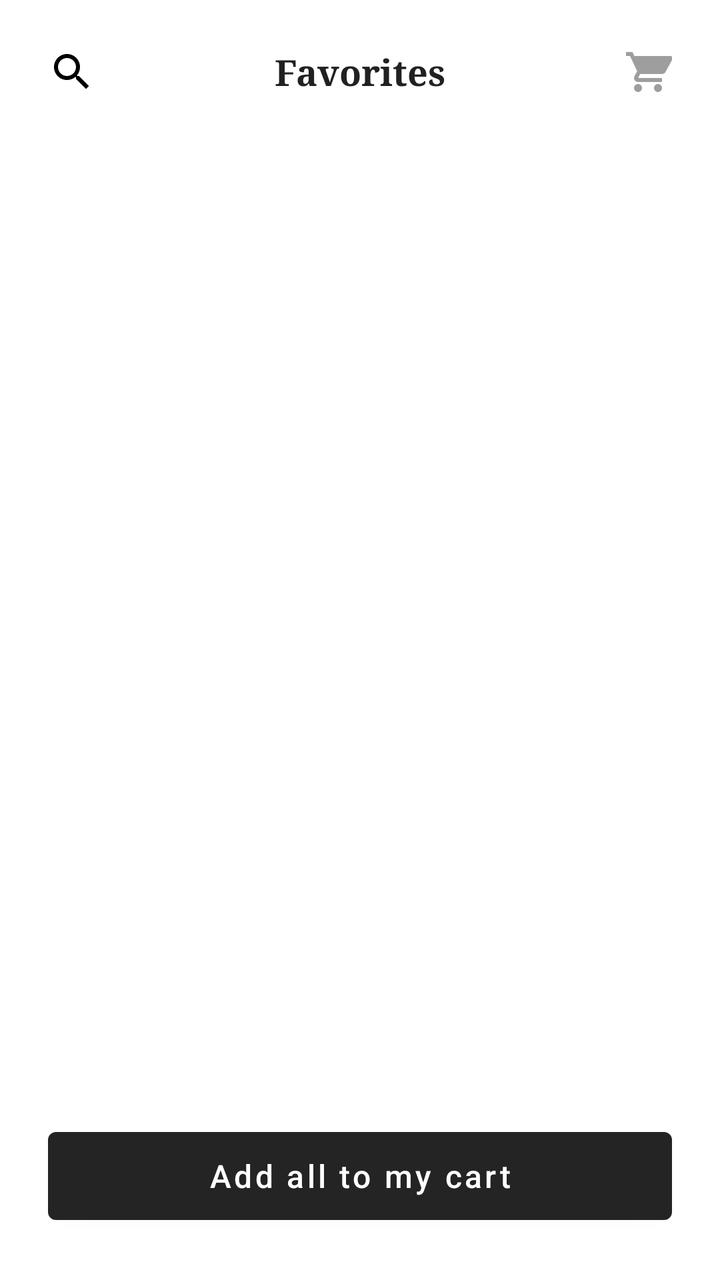
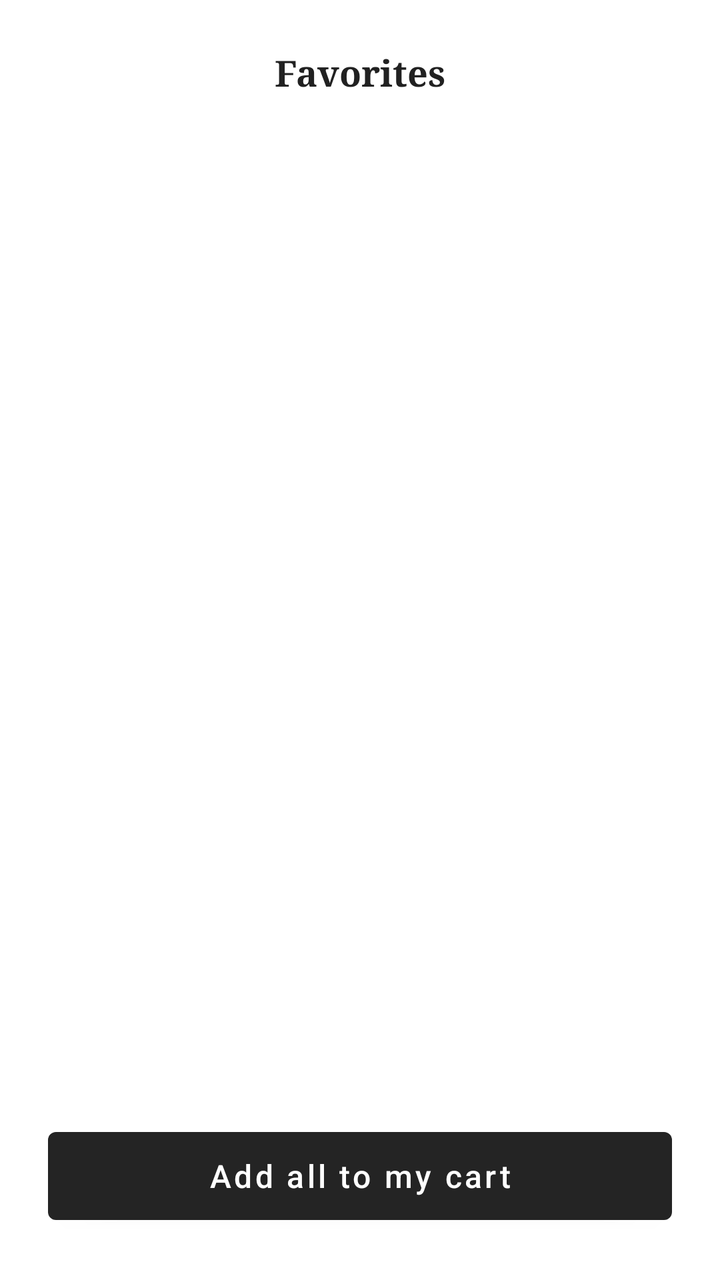

Screens rendered from an Android XML layout before and after an edit, with the pre-edit source and the edit as a unified diff.
<!-- AndroidManifest.xml: application theme Theme.Furniture -->
<!-- res/layout/fragment_favorite.xml -->
<?xml version="1.0" encoding="utf-8"?>
<androidx.constraintlayout.widget.ConstraintLayout xmlns:android="http://schemas.android.com/apk/res/android"
    xmlns:app="http://schemas.android.com/apk/res-auto"
    xmlns:tools="http://schemas.android.com/tools"
    android:layout_width="match_parent"
    android:layout_height="match_parent"
    android:background="@color/white"
    tools:context=".ui.FavoriteFragment">

    
    <ImageView
        android:id="@+id/img_search"
        android:layout_width="24dp"
        android:layout_height="24dp"
        android:layout_marginStart="24dp"
        android:layout_marginTop="24dp"
        android:src="@drawable/ic_search"
        app:layout_constraintStart_toStartOf="parent"
        app:layout_constraintTop_toTopOf="parent" />

    <TextView
        android:id="@+id/tv_title"
        android:layout_width="wrap_content"
        android:layout_height="wrap_content"
        android:text="Favorites"
        android:textColor="#212121"
        android:textSize="18sp"
        android:textStyle="bold"
        android:fontFamily="serif"
        app:layout_constraintBottom_toBottomOf="@id/img_search"
        app:layout_constraintEnd_toEndOf="parent"
        app:layout_constraintStart_toStartOf="parent"
        app:layout_constraintTop_toTopOf="@id/img_search" />

    <ImageView
        android:id="@+id/img_cart"
        android:layout_width="24dp"
        android:layout_height="24dp"
        android:layout_marginEnd="24dp"
        android:src="@drawable/ic_cart"
        app:layout_constraintBottom_toBottomOf="@id/img_search"
        app:layout_constraintEnd_toEndOf="parent"
        app:layout_constraintTop_toTopOf="@id/img_search" />

    
    <androidx.recyclerview.widget.RecyclerView
        android:id="@+id/rv_favorites"
        android:layout_width="0dp"
        android:layout_height="0dp"
        android:layout_marginTop="24dp"
        android:layout_marginBottom="16dp"
        android:clipToPadding="false"
        tools:listitem="@layout/item_favorite"
        tools:itemCount="5"
        app:layout_constraintBottom_toTopOf="@id/btn_add_all"
        app:layout_constraintEnd_toEndOf="parent"
        app:layout_constraintStart_toStartOf="parent"
        app:layout_constraintTop_toBottomOf="@id/img_search" />

    
    <TextView
        android:id="@+id/tv_favorite_empty"
        android:layout_width="wrap_content"
        android:layout_height="wrap_content"
        android:gravity="center"
        android:text="Belum ada produk favorit."
        android:textColor="#808080"
        android:visibility="gone"
        app:layout_constraintBottom_toBottomOf="parent"
        app:layout_constraintEnd_toEndOf="parent"
        app:layout_constraintStart_toStartOf="parent"
        app:layout_constraintTop_toTopOf="parent" />

    
    <com.google.android.material.button.MaterialButton
        android:id="@+id/btn_add_all"
        android:layout_width="0dp"
        android:layout_height="56dp"
        android:layout_marginStart="24dp"
        android:layout_marginEnd="24dp"
        android:layout_marginBottom="24dp"
        app:backgroundTint="#242424"
        app:cornerRadius="4dp"
        app:elevation="0dp"
        style="@style/Widget.MaterialComponents.Button"
        android:text="Add all to my cart"
        android:textAllCaps="false"
        android:textColor="@color/white"
        android:textSize="16sp"
        app:layout_constraintBottom_toBottomOf="parent"
        app:layout_constraintEnd_toEndOf="parent"
        app:layout_constraintStart_toStartOf="parent" />

</androidx.constraintlayout.widget.ConstraintLayout>
<!-- res/layout/item_favorite.xml (included above) -->
<?xml version="1.0" encoding="utf-8"?>
<androidx.constraintlayout.widget.ConstraintLayout xmlns:android="http://schemas.android.com/apk/res/android"
    xmlns:app="http://schemas.android.com/apk/res-auto"
    android:layout_width="match_parent"
    android:layout_height="wrap_content"
    android:layout_marginBottom="16dp"
    android:paddingStart="24dp"
    android:paddingEnd="24dp">

    
    <androidx.cardview.widget.CardView
        android:id="@+id/cv_image"
        android:layout_width="100dp"
        android:layout_height="100dp"
        app:cardCornerRadius="16dp"
        app:cardElevation="0dp"
        app:layout_constraintStart_toStartOf="parent"
        app:layout_constraintTop_toTopOf="parent">

        <ImageView
            android:id="@+id/img_favorite_product"
            android:layout_width="match_parent"
            android:layout_height="match_parent"
            android:scaleType="centerCrop"
            android:src="@drawable/ic_image_placeholder" />
    </androidx.cardview.widget.CardView>

    
    <TextView
        android:id="@+id/tv_favorite_name"
        android:layout_width="0dp"
        android:layout_height="wrap_content"
        android:layout_marginStart="16dp"
        android:layout_marginEnd="8dp"
        android:text="Coffee Table"
        android:textColor="#808080"
        android:textSize="14sp"
        app:layout_constraintEnd_toStartOf="@id/btn_remove_favorite"
        app:layout_constraintStart_toEndOf="@id/cv_image"
        app:layout_constraintTop_toTopOf="@id/cv_image" />

    
    <TextView
        android:id="@+id/tv_favorite_price"
        android:layout_width="0dp"
        android:layout_height="wrap_content"
        android:layout_marginStart="16dp"
        android:layout_marginTop="4dp"
        android:text="$ 50.00"
        android:textColor="#212121"
        android:textSize="16sp"
        android:textStyle="bold"
        app:layout_constraintEnd_toStartOf="@id/btn_remove_favorite"
        app:layout_constraintStart_toEndOf="@id/cv_image"
        app:layout_constraintTop_toBottomOf="@id/tv_favorite_name" />

    
    <ImageButton
        android:id="@+id/btn_remove_favorite"
        android:layout_width="24dp"
        android:layout_height="24dp"
        android:background="?selectableItemBackgroundBorderless"
        android:src="@drawable/ic_close_circle"
        app:layout_constraintEnd_toEndOf="parent"
        app:layout_constraintTop_toTopOf="@id/cv_image" />

    <com.google.android.material.button.MaterialButton
        android:id="@+id/btn_add_to_cart_item"
        android:layout_width="32dp"
        android:layout_height="32dp"
        app:backgroundTint="#F5F5F5"
        app:cornerRadius="8dp"
        app:elevation="0dp"
        app:icon="@drawable/ic_cart"
        app:iconTint="#212121"
        app:iconSize="16dp"
        app:iconGravity="textStart"
        android:insetTop="0dp"
        android:insetBottom="0dp"
        android:paddingStart="8dp"
        android:paddingEnd="8dp"
        style="@style/Widget.MaterialComponents.Button"
        app:layout_constraintBottom_toBottomOf="@id/cv_image"
        app:layout_constraintEnd_toEndOf="parent" />

    
    <View
        android:layout_width="0dp"
        android:layout_height="1dp"
        android:layout_marginTop="16dp"
        android:background="#E0E0E0"
        app:layout_constraintTop_toBottomOf="@id/cv_image"
        app:layout_constraintStart_toStartOf="parent"
        app:layout_constraintEnd_toEndOf="parent" />

</androidx.constraintlayout.widget.ConstraintLayout>
<!-- resources referenced by this layout -->
<resources>
  <color name="white">#FFFFFFFF</color>
  <!-- drawable ic_cart (drawable) -->
  <?xml version="1.0" encoding="utf-8"?>
  <vector xmlns:android="http://schemas.android.com/apk/res/android"
      android:width="24dp"
      android:height="24dp"
      android:viewportWidth="24"
      android:viewportHeight="24">
      <path
          android:fillColor="#9E9E9E"
          android:pathData="M7,18c-1.1,0 -1.99,0.9 -1.99,2S5.9,22 7,22s2,-0.9 2,-2 -0.9,-2 -2,-2zM1,2v2h2l3.6,7.59 -1.35,2.45c-0.16,0.28 -0.25,0.61 -0.25,0.96C5,16.1 5.9,17 7,17h12v-2H7.42c-0.14,0 -0.25,-0.11 -0.25,-0.25l0.03,-0.12 0.9,-1.63H19c0.75,0 1.41,-0.41 1.75,-1.03l3.58,-6.49C24.42,4.82 24.08,4 23.25,4H5.21l-0.94,-2H1zM17,18c-1.1,0 -1.99,0.9 -1.99,2S15.9,22 17,22s2,-0.9 2,-2 -0.9,-2 -2,-2z" />
  </vector>
  <!-- drawable ic_close_circle (drawable) -->
  <vector xmlns:android="http://schemas.android.com/apk/res/android"
      android:width="24dp"
      android:height="24dp"
      android:viewportWidth="24"
      android:viewportHeight="24">
      <path
          android:fillColor="#212121"
          android:pathData="M12,2C6.47,2 2,6.47 2,12s4.47,10 10,10 10,-4.47 10,-10S17.53,2 12,2zM12,20c-4.41,0 -8,-3.59 -8,-8s3.59,-8 8,-8 8,3.59 8,8 -3.59,8 -8,8zM15.59,7L12,10.59 8.41,7 7,8.41 10.59,12 7,15.59 8.41,17 12,13.41 15.59,17 17,15.59 13.41,12 17,8.41z"/>
  </vector>
  <!-- drawable ic_image_placeholder (drawable) -->
  <?xml version="1.0" encoding="utf-8"?>
  <vector xmlns:android="http://schemas.android.com/apk/res/android"
      android:width="48dp"
      android:height="48dp"
      android:viewportWidth="24"
      android:viewportHeight="24">
      
      <path
          android:fillColor="#F0F0F0"
          android:pathData="M0,0 L24,0 L24,24 L0,24 Z" />
      
      <path
          android:fillColor="#BDBDBD"
          android:pathData="M21,19V5c0,-1.1 -0.9,-2 -2,-2H5c-1.1,0 -2,0.9 -2,2v14c0,1.1 0.9,2 2,2h14c1.1,0 2,-0.9 2,-2zM8.5,13.5l2.5,3.01L14.5,12l4.5,6H5l3.5,-4.5z" />
  </vector>
  <!-- drawable ic_search (drawable) -->
  <vector xmlns:android="http://schemas.android.com/apk/res/android"
      android:width="24dp"
      android:height="24dp"
      android:viewportWidth="24"
      android:viewportHeight="24"
      android:tint="#000000">
      <path
          android:fillColor="@android:color/white"
          android:pathData="M15.5,14h-0.79l-0.28,-0.27C15.41,12.59 16,11.11 16,9.5 16,5.91 13.09,3 9.5,3S3,5.91 3,9.5 5.91,16 9.5,16c1.61,0 3.09,-0.59 4.23,-1.57l0.27,0.28v0.79l5,4.99L20.49,19l-4.99,-5zM9.5,14C7.01,14 5,11.99 5,9.5S7.01,5 9.5,5 14,7.01 14,9.5 11.99,14 9.5,14z"/>
  </vector>
  <style name="Theme.Furniture" parent="Base.Theme.Furniture" />
  <style name="Base.Theme.Furniture" parent="Theme.Material3.DayNight.NoActionBar">
          
          
      </style>
</resources>

<!-- the commit's change to res/layout/fragment_favorite.xml (unified diff, before → after) -->
@@ -7,40 +7,19 @@
     android:background="@color/white"
     tools:context=".ui.FavoriteFragment">
 
-    
-    <ImageView
-        android:id="@+id/img_search"
-        android:layout_width="24dp"
-        android:layout_height="24dp"
-        android:layout_marginStart="24dp"
-        android:layout_marginTop="24dp"
-        android:src="@drawable/ic_search"
-        app:layout_constraintStart_toStartOf="parent"
-        app:layout_constraintTop_toTopOf="parent" />
-
     <TextView
         android:id="@+id/tv_title"
         android:layout_width="wrap_content"
         android:layout_height="wrap_content"
+        android:layout_marginTop="24dp"
         android:text="Favorites"
         android:textColor="#212121"
         android:textSize="18sp"
         android:textStyle="bold"
         android:fontFamily="serif"
-        app:layout_constraintBottom_toBottomOf="@id/img_search"
         app:layout_constraintEnd_toEndOf="parent"
         app:layout_constraintStart_toStartOf="parent"
-        app:layout_constraintTop_toTopOf="@id/img_search" />
-
-    <ImageView
-        android:id="@+id/img_cart"
-        android:layout_width="24dp"
-        android:layout_height="24dp"
-        android:layout_marginEnd="24dp"
-        android:src="@drawable/ic_cart"
-        app:layout_constraintBottom_toBottomOf="@id/img_search"
-        app:layout_constraintEnd_toEndOf="parent"
-        app:layout_constraintTop_toTopOf="@id/img_search" />
+        app:layout_constraintTop_toTopOf="parent" />
 
     
     <androidx.recyclerview.widget.RecyclerView
@@ -55,7 +34,7 @@
         app:layout_constraintBottom_toTopOf="@id/btn_add_all"
         app:layout_constraintEnd_toEndOf="parent"
         app:layout_constraintStart_toStartOf="parent"
-        app:layout_constraintTop_toBottomOf="@id/img_search" />
+        app:layout_constraintTop_toBottomOf="@id/tv_title" />
 
     
     <TextView
<!-- resource entries referenced after the edit -->
@@ -38,17 +38,6 @@
           android:fillColor="#BDBDBD"
           android:pathData="M21,19V5c0,-1.1 -0.9,-2 -2,-2H5c-1.1,0 -2,0.9 -2,2v14c0,1.1 0.9,2 2,2h14c1.1,0 2,-0.9 2,-2zM8.5,13.5l2.5,3.01L14.5,12l4.5,6H5l3.5,-4.5z" />
   </vector>
-  <!-- drawable ic_search (drawable) -->
-  <vector xmlns:android="http://schemas.android.com/apk/res/android"
-      android:width="24dp"
-      android:height="24dp"
-      android:viewportWidth="24"
-      android:viewportHeight="24"
-      android:tint="#000000">
-      <path
-          android:fillColor="@android:color/white"
-          android:pathData="M15.5,14h-0.79l-0.28,-0.27C15.41,12.59 16,11.11 16,9.5 16,5.91 13.09,3 9.5,3S3,5.91 3,9.5 5.91,16 9.5,16c1.61,0 3.09,-0.59 4.23,-1.57l0.27,0.28v0.79l5,4.99L20.49,19l-4.99,-5zM9.5,14C7.01,14 5,11.99 5,9.5S7.01,5 9.5,5 14,7.01 14,9.5 11.99,14 9.5,14z"/>
-  </vector>
   <style name="Theme.Furniture" parent="Base.Theme.Furniture" />
   <style name="Base.Theme.Furniture" parent="Theme.Material3.DayNight.NoActionBar">
           
